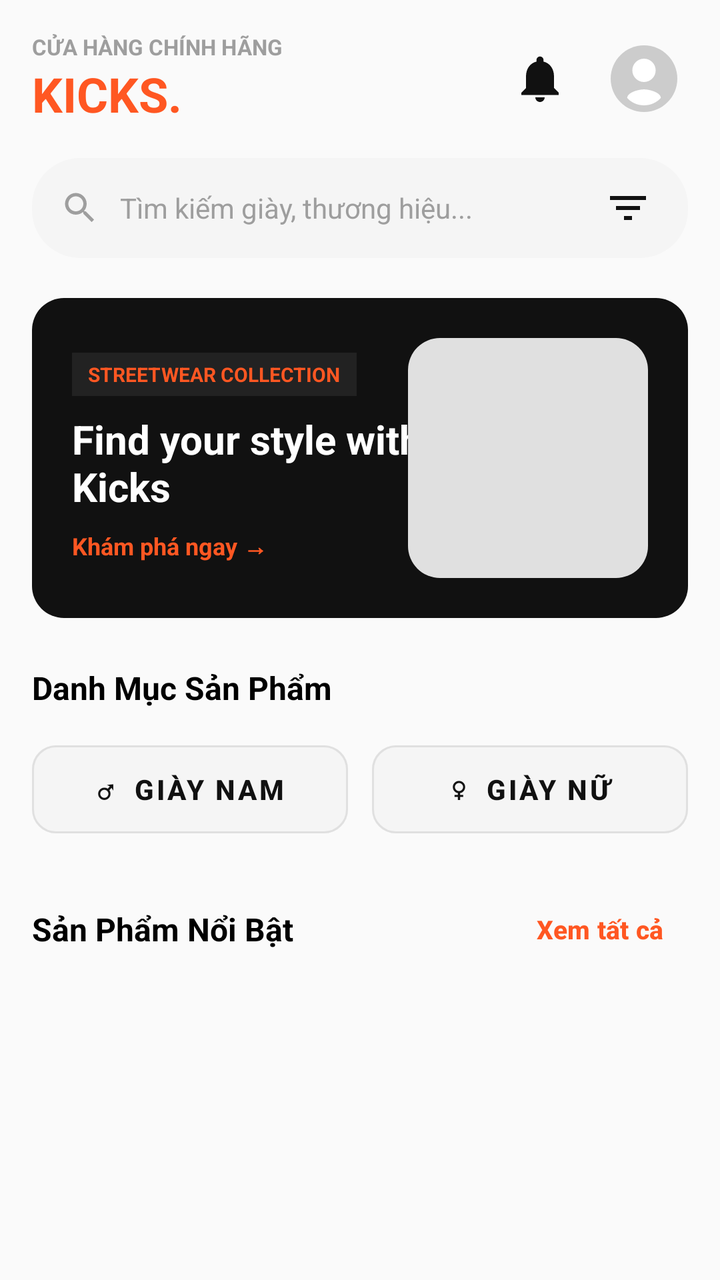
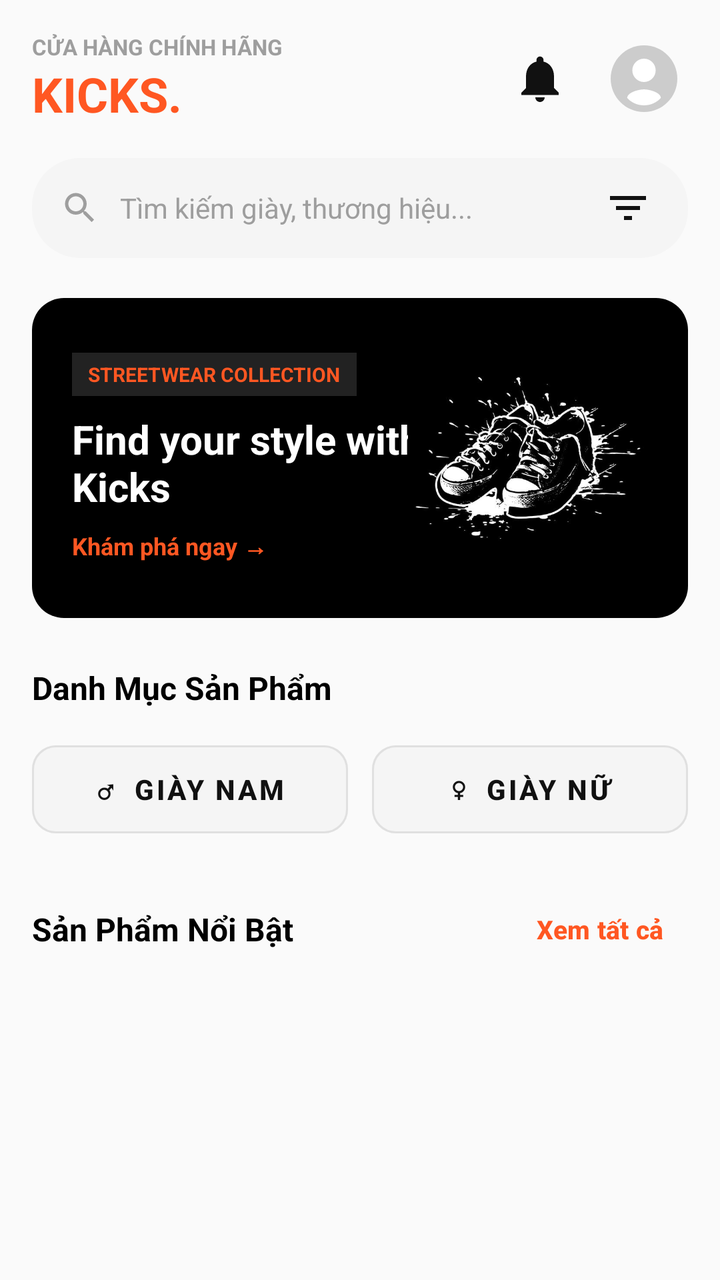

The first picture is an Android layout as it rendered before a commit; the second is the same layout after the commit. The layout source and the unified diff follow.
<!-- AndroidManifest.xml: application theme Theme.ShoeStoreApplication -->
<!-- res/layout/fragment_home.xml -->
<?xml version="1.0" encoding="utf-8"?>
<LinearLayout xmlns:android="http://schemas.android.com/apk/res/android"
    xmlns:app="http://schemas.android.com/apk/res-auto"
    xmlns:tools="http://schemas.android.com/tools"
    android:layout_width="match_parent"
    android:layout_height="match_parent"
    android:background="#FAFAFA"
    android:orientation="vertical">

    
    <ScrollView
        android:layout_width="match_parent"
        android:layout_height="match_parent"
        android:fillViewport="true"
        android:overScrollMode="never"
        android:scrollbars="none">

        <LinearLayout
            android:layout_width="match_parent"
            android:layout_height="wrap_content"
            android:orientation="vertical"
            android:paddingHorizontal="16dp"
            android:paddingTop="16dp"
            android:paddingBottom="24dp">

            
            <RelativeLayout
                android:layout_width="match_parent"
                android:layout_height="wrap_content"
                android:layout_marginBottom="16dp">

                
                <LinearLayout
                    android:layout_width="wrap_content"
                    android:layout_height="wrap_content"
                    android:layout_alignParentStart="true"
                    android:layout_centerVertical="true"
                    android:layout_toStartOf="@id/layout_header_right"
                    android:orientation="vertical">

                    <TextView
                        android:layout_width="wrap_content"
                        android:layout_height="wrap_content"
                        android:text="CỬA HÀNG CHÍNH HÃNG"
                        android:textColor="#9E9E9E"
                        android:textSize="11sp"
                        android:textStyle="bold" />

                    <TextView
                        android:layout_width="wrap_content"
                        android:layout_height="wrap_content"
                        android:text="KICKS."
                        android:textColor="#FF5722"
                        android:textSize="24sp"
                        android:textStyle="bold" />
                </LinearLayout>

                
                <LinearLayout
                    android:id="@+id/layout_header_right"
                    android:layout_width="wrap_content"
                    android:layout_height="wrap_content"
                    android:layout_alignParentEnd="true"
                    android:layout_centerVertical="true"
                    android:gravity="center_vertical"
                    android:orientation="horizontal">

                    <ImageButton
                        android:id="@+id/btn_notification"
                        android:layout_width="44dp"
                        android:layout_height="44dp"
                        android:layout_marginEnd="8dp"
                        android:background="?attr/selectableItemBackgroundBorderless"
                        android:clickable="true"
                        android:contentDescription="Thông báo"
                        android:focusable="true"
                        android:padding="8dp"
                        android:scaleType="fitCenter"
                        android:src="@drawable/ic_notification"
                        app:tint="#111111" />

                    <com.google.android.material.imageview.ShapeableImageView
                        android:id="@+id/img_avatar"
                        android:layout_width="44dp"
                        android:layout_height="44dp"
                        android:background="?attr/selectableItemBackgroundBorderless"
                        android:clickable="true"
                        android:contentDescription="Ảnh đại diện tài khoản"
                        android:focusable="true"
                        android:padding="2dp"
                        android:scaleType="centerCrop"
                        android:src="@drawable/ic_avatar_placeholder"
                        app:shapeAppearanceOverlay="@style/CircularImageView" />
                </LinearLayout>

            </RelativeLayout>

            
            <LinearLayout
                android:layout_width="match_parent"
                android:layout_height="50dp"
                android:layout_marginBottom="20dp"
                android:background="@drawable/bg_search_bar"
                android:gravity="center_vertical"
                android:orientation="horizontal"
                android:paddingHorizontal="14dp">

                <ImageView
                    android:layout_width="20dp"
                    android:layout_height="20dp"
                    android:contentDescription="Biểu tượng tìm kiếm"
                    android:src="@drawable/ic_search"
                    app:tint="#9E9E9E" />

                <EditText
                    android:id="@+id/edt_search"
                    android:layout_width="0dp"
                    android:layout_height="match_parent"
                    android:layout_weight="1"
                    android:background="@null"
                    android:hint="Tìm kiếm giày, thương hiệu..."
                    android:imeOptions="actionSearch"
                    android:inputType="text"
                    android:paddingHorizontal="10dp"
                    android:singleLine="true"
                    android:textColor="#000000"
                    android:textColorHint="#9E9E9E"
                    android:textSize="14sp" />

                <ImageButton
                    android:id="@+id/btn_filter"
                    android:layout_width="32dp"
                    android:layout_height="32dp"
                    android:background="?attr/selectableItemBackgroundBorderless"
                    android:clickable="true"
                    android:contentDescription="Bộ lọc"
                    android:focusable="true"
                    android:padding="4dp"
                    android:scaleType="fitCenter"
                    android:src="@drawable/ic_filter"
                    app:tint="#111111" />
            </LinearLayout>

            
            <androidx.cardview.widget.CardView
                android:layout_width="match_parent"
                android:layout_height="160dp"
                android:layout_marginBottom="24dp"
                app:cardCornerRadius="16dp"
                app:cardElevation="0dp">

                <RelativeLayout
                    android:layout_width="match_parent"
                    android:layout_height="match_parent"
                    android:background="#111111"
                    android:padding="20dp">

                    <LinearLayout
                        android:layout_width="wrap_content"
                        android:layout_height="wrap_content"
                        android:layout_centerVertical="true"
                        android:orientation="vertical">

                        <TextView
                            android:layout_width="wrap_content"
                            android:layout_height="wrap_content"
                            android:background="#222222"
                            android:paddingHorizontal="8dp"
                            android:paddingVertical="4dp"
                            android:text="STREETWEAR COLLECTION"
                            android:textColor="#FF5722"
                            android:textSize="10sp"
                            android:textStyle="bold" />

                        <TextView
                            android:layout_width="200dp"
                            android:layout_height="wrap_content"
                            android:layout_marginTop="8dp"
                            android:text="Find your style with Kicks"
                            android:textColor="#FFFFFF"
                            android:textSize="20sp"
                            android:textStyle="bold" />

                        <TextView
                            android:layout_width="wrap_content"
                            android:layout_height="wrap_content"
                            android:layout_marginTop="8dp"
                            android:text="Khám phá ngay →"
                            android:textColor="#FF5722"
                            android:textSize="12sp"
                            android:textStyle="bold" />
                    </LinearLayout>

                    <ImageView
                        android:layout_width="120dp"
                        android:layout_height="120dp"
                        android:layout_alignParentEnd="true"
                        android:layout_centerVertical="true"
                        android:contentDescription="Ảnh sản phẩm banner"
                        android:scaleType="fitCenter"
                        android:src="@drawable/img_welcome_shoe" />
                </RelativeLayout>
            </androidx.cardview.widget.CardView>

            
            <TextView
                android:layout_width="wrap_content"
                android:layout_height="wrap_content"
                android:layout_marginBottom="12dp"
                android:text="Danh Mục Sản Phẩm"
                android:textColor="#000000"
                android:textSize="16sp"
                android:textStyle="bold" />

            <LinearLayout
                android:layout_width="match_parent"
                android:layout_height="wrap_content"
                android:layout_marginBottom="24dp"
                android:orientation="horizontal">

                <com.google.android.material.button.MaterialButton
                    android:id="@+id/btn_category_men"
                    style="@style/Widget.MaterialComponents.Button.UnelevatedButton"
                    android:layout_width="0dp"
                    android:layout_height="56dp"
                    android:layout_marginEnd="6dp"
                    android:layout_weight="1"
                    android:backgroundTint="#F5F5F5"
                    android:text="♂  GIÀY NAM"
                    android:textAllCaps="true"
                    android:textColor="#111111"
                    android:textSize="14sp"
                    android:textStyle="bold"
                    app:cornerRadius="12dp"
                    app:rippleColor="#E0E0E0"
                    app:strokeColor="#E0E0E0"
                    app:strokeWidth="1dp" />

                <com.google.android.material.button.MaterialButton
                    android:id="@+id/btn_category_women"
                    style="@style/Widget.MaterialComponents.Button.UnelevatedButton"
                    android:layout_width="0dp"
                    android:layout_height="56dp"
                    android:layout_marginStart="6dp"
                    android:layout_weight="1"
                    android:backgroundTint="#F5F5F5"
                    android:text="♀  GIÀY NỮ"
                    android:textAllCaps="true"
                    android:textColor="#111111"
                    android:textSize="14sp"
                    android:textStyle="bold"
                    app:cornerRadius="12dp"
                    app:rippleColor="#E0E0E0"
                    app:strokeColor="#E0E0E0"
                    app:strokeWidth="1dp" />
            </LinearLayout>

            
            <RelativeLayout
                android:layout_width="match_parent"
                android:layout_height="wrap_content"
                android:layout_marginBottom="12dp">

                <TextView
                    android:layout_width="wrap_content"
                    android:layout_height="wrap_content"
                    android:layout_alignParentStart="true"
                    android:layout_centerVertical="true"
                    android:text="Sản Phẩm Nổi Bật"
                    android:textColor="#000000"
                    android:textSize="16sp"
                    android:textStyle="bold" />

                <com.google.android.material.button.MaterialButton
                    android:id="@+id/btn_see_all"
                    style="@style/Widget.Material3.Button.TextButton"
                    android:layout_width="wrap_content"
                    android:layout_height="36dp"
                    android:layout_alignParentEnd="true"
                    android:layout_centerVertical="true"
                    android:insetTop="0dp"
                    android:insetBottom="0dp"
                    android:paddingHorizontal="8dp"
                    android:text="Xem tất cả"
                    android:textAllCaps="false"
                    android:textColor="#FF5722"
                    android:textSize="13sp"
                    android:textStyle="bold" />
            </RelativeLayout>

            <androidx.recyclerview.widget.RecyclerView
                android:id="@+id/rv_featured_products"
                android:layout_width="match_parent"
                android:layout_height="wrap_content"
                android:nestedScrollingEnabled="false" />

        </LinearLayout>
    </ScrollView>

</LinearLayout>
<!-- resources referenced by this layout -->
<resources>
  <!-- drawable bg_search_bar (drawable) -->
  <?xml version="1.0" encoding="utf-8"?>
  <shape xmlns:android="http://schemas.android.com/apk/res/android"
      android:shape="rectangle">
      <solid android:color="#F5F5F5" />
      <corners android:radius="24dp" />
  </shape>
  <!-- drawable ic_avatar_placeholder (drawable) -->
  <vector xmlns:android="http://schemas.android.com/apk/res/android"
      android:width="40dp"
      android:height="40dp"
      android:viewportWidth="24"
      android:viewportHeight="24">
      <path
          android:fillColor="#CCCCCC"
          android:pathData="M12,2C6.48,2 2,6.48 2,12s4.48,10 10,10 10,-4.48 10,-10S17.52,2 12,2z"/>
      <path
          android:fillColor="#FFFFFF"
          android:pathData="M12,6c1.93,0 3.5,1.57 3.5,3.5S13.93,13 12,13s-3.5,-1.57 -3.5,-3.5S10.07,6 12,6zM12,20c-2.03,0 -3.8,-0.85 -5.05,-2.2 0.03,-1.67 3.37,-2.58 5.05,-2.58 1.67,0 5.02,0.91 5.05,2.58C15.8,19.15 14.03,20 12,20z"/>
  </vector>
  <!-- drawable ic_filter (drawable) -->
  <vector xmlns:android="http://schemas.android.com/apk/res/android"
      android:width="24dp"
      android:height="24dp"
      android:viewportWidth="24"
      android:viewportHeight="24">
      <path
          android:fillColor="#FF000000"
          android:pathData="M10,18h4v-2h-4v2zM3,6v2h18V6H3zm3,7h12v-2H6v2z"/>
  </vector>
  <!-- drawable ic_notification (drawable) -->
  <vector xmlns:android="http://schemas.android.com/apk/res/android"
      android:width="24dp"
      android:height="24dp"
      android:viewportWidth="24"
      android:viewportHeight="24">
      <path
          android:fillColor="#FF000000"
          android:pathData="M12,22c1.1,0 2,-0.9 2,-2h-4c0,1.1 0.89,2 2,2zM18,16v-5c0,-3.07 -1.63,-5.64 -4.5,-6.32V4c0,-0.83 -0.67,-1.5 -1.5,-1.5s-1.5,0.67 -1.5,1.5v0.68C7.63,5.36 6,7.92 6,11v5l-2,2v1h16v-1l-2,-2z"/>
  </vector>
  <!-- drawable ic_search (drawable) -->
  <vector xmlns:android="http://schemas.android.com/apk/res/android"
      android:width="24dp"
      android:height="24dp"
      android:viewportWidth="24"
      android:viewportHeight="24">
      <path
          android:fillColor="#FF000000"
          android:pathData="M15.5,14h-0.79l-0.28,-0.27C15.41,12.59 16,11.11 16,9.5 16,5.91 13.09,3 9.5,3S3,5.91 3,9.5 5.91,16 9.5,16c1.61,0 3.09,-0.59 4.23,-1.57l0.27,0.28v0.79l5,4.99L20.49,19l-4.99,-5zM9.5,14C7.01,14 5,11.99 5,9.5S7.01,5 9.5,5 14,7.01 14,9.5 11.99,14 9.5,14z"/>
  </vector>
  <!-- drawable img_welcome_shoe (drawable) -->
  <?xml version="1.0" encoding="utf-8"?>
  <shape xmlns:android="http://schemas.android.com/apk/res/android"
      android:shape="rectangle">
      <solid android:color="#E0E0E0" />
      <corners android:radius="16dp" />
  </shape>
  <style name="CircularImageView">
          <item name="cornerSize">50%</item>
      </style>
  <style name="Theme.ShoeStoreApplication" parent="Base.Theme.ShoeStoreApplication" />
  <style name="Base.Theme.ShoeStoreApplication" parent="Theme.Material3.DayNight.NoActionBar">
          
      </style>
</resources>

<!-- the commit's change to res/layout/fragment_home.xml (unified diff, before → after) -->
@@ -7,11 +7,9 @@
     android:background="#FAFAFA"
     android:orientation="vertical">
 
-    
-    <ScrollView
+    <androidx.core.widget.NestedScrollView
         android:layout_width="match_parent"
         android:layout_height="match_parent"
-        android:fillViewport="true"
         android:overScrollMode="never"
         android:scrollbars="none">
 
@@ -29,7 +27,6 @@
                 android:layout_height="wrap_content"
                 android:layout_marginBottom="16dp">
 
-                
                 <LinearLayout
                     android:layout_width="wrap_content"
                     android:layout_height="wrap_content"
@@ -55,7 +52,6 @@
                         android:textStyle="bold" />
                 </LinearLayout>
 
-                
                 <LinearLayout
                     android:id="@+id/layout_header_right"
                     android:layout_width="wrap_content"
@@ -118,6 +114,10 @@
                     android:layout_height="match_parent"
                     android:layout_weight="1"
                     android:background="@null"
+                    android:clickable="true"
+                    android:cursorVisible="false"
+                    android:focusable="false"
+                    android:focusableInTouchMode="false"
                     android:hint="Tìm kiếm giày, thương hiệu..."
                     android:imeOptions="actionSearch"
                     android:inputType="text"
@@ -152,7 +152,7 @@
                 <RelativeLayout
                     android:layout_width="match_parent"
                     android:layout_height="match_parent"
-                    android:background="#111111"
+                    android:background="#000000"
                     android:padding="20dp">
 
                     <LinearLayout
@@ -198,7 +198,7 @@
                         android:layout_centerVertical="true"
                         android:contentDescription="Ảnh sản phẩm banner"
                         android:scaleType="fitCenter"
-                        android:src="@drawable/img_welcome_shoe" />
+                        android:src="@drawable/banner_shoe" />
                 </RelativeLayout>
             </androidx.cardview.widget.CardView>
 
@@ -292,9 +292,10 @@
                 android:id="@+id/rv_featured_products"
                 android:layout_width="match_parent"
                 android:layout_height="wrap_content"
-                android:nestedScrollingEnabled="false" />
+                android:nestedScrollingEnabled="false"
+                android:overScrollMode="never" />
 
         </LinearLayout>
-    </ScrollView>
+    </androidx.core.widget.NestedScrollView>
 
 </LinearLayout>
<!-- resource entries referenced after the edit -->
@@ -1,5 +1,6 @@
 <!-- resources referenced by this layout -->
 <resources>
+  <!-- drawable banner_shoe: jpg bitmap (drawable, 30913 bytes) -->
   <!-- drawable bg_search_bar (drawable) -->
   <?xml version="1.0" encoding="utf-8"?>
   <shape xmlns:android="http://schemas.android.com/apk/res/android"
@@ -50,13 +51,6 @@
           android:fillColor="#FF000000"
           android:pathData="M15.5,14h-0.79l-0.28,-0.27C15.41,12.59 16,11.11 16,9.5 16,5.91 13.09,3 9.5,3S3,5.91 3,9.5 5.91,16 9.5,16c1.61,0 3.09,-0.59 4.23,-1.57l0.27,0.28v0.79l5,4.99L20.49,19l-4.99,-5zM9.5,14C7.01,14 5,11.99 5,9.5S7.01,5 9.5,5 14,7.01 14,9.5 11.99,14 9.5,14z"/>
   </vector>
-  <!-- drawable img_welcome_shoe (drawable) -->
-  <?xml version="1.0" encoding="utf-8"?>
-  <shape xmlns:android="http://schemas.android.com/apk/res/android"
-      android:shape="rectangle">
-      <solid android:color="#E0E0E0" />
-      <corners android:radius="16dp" />
-  </shape>
   <style name="CircularImageView">
           <item name="cornerSize">50%</item>
       </style>
